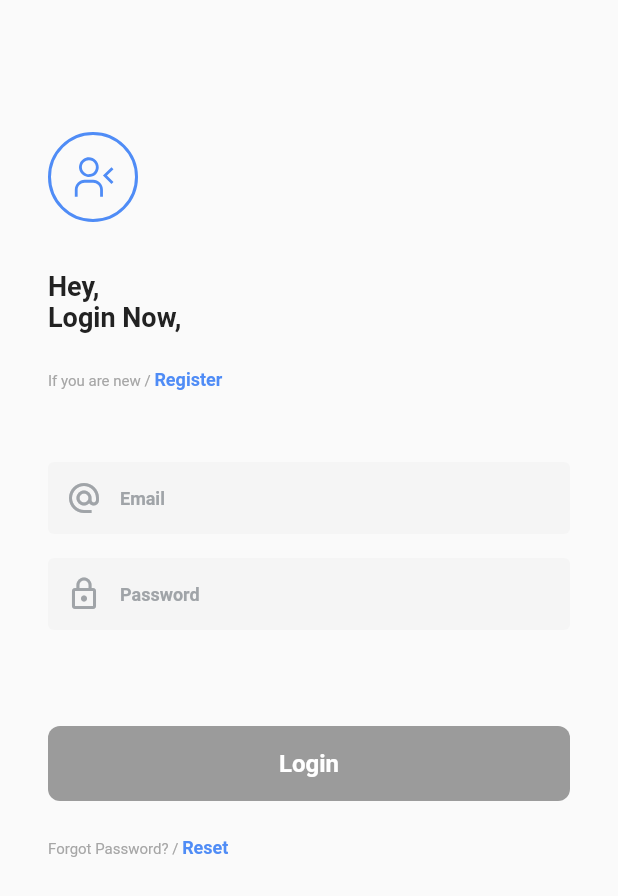
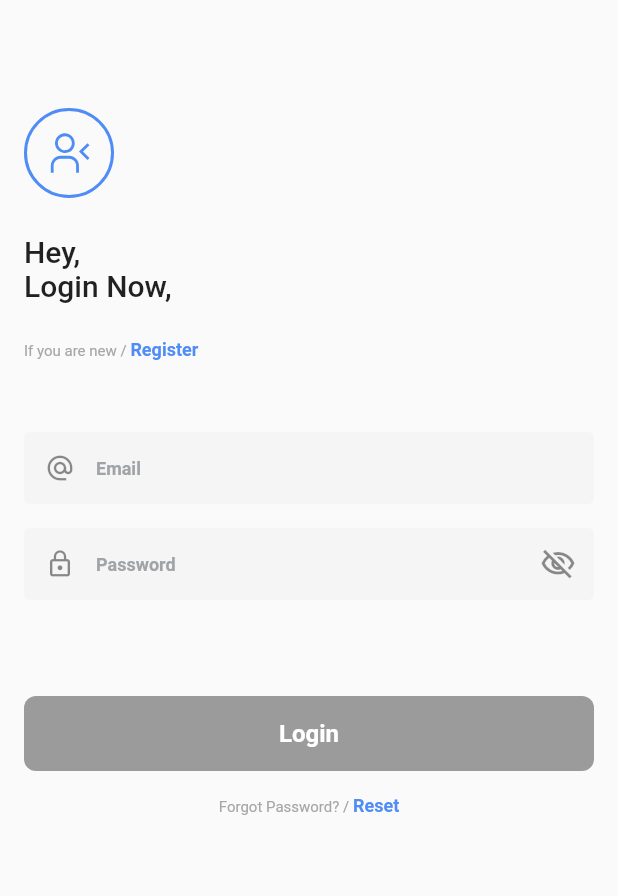
Before and after one commit to im-o/simple-app-flutter-firebase, a Flutter app: the screen it shows after launch, on a phone screen of 412 x 824 dp. Shown: the top 896 px of the screen. Run offline on Flutter 3.47's test engine with Material 2 defaults, Android fonts, the phone set to English and light mode, and no system bars; our stand-ins replace bloc, cloud_firestore, equatable, firebase_auth, firebase_core, flutter_bloc and 2 more; accounts and stored records are empty.

Commit message:
:sparkles: refactor login page to atomic design

```diff
--- a/lib/app.dart
+++ b/lib/app.dart
@@ -1,7 +1,8 @@
 import 'package:firebase_user/data/repositories/auth_repository.dart';
-import 'package:firebase_user/presentation/pages/login/login_email.dart';
 import 'package:flutter/material.dart';
 import 'package:flutter_bloc/flutter_bloc.dart';
+
+import 'features/auth/presentation/pages/login_email/page.dart';
 
 class App extends StatelessWidget {
   const App({
--- /dev/null
+++ b/lib/features/auth/presentation/blocs/blocs.dart
@@ -0,0 +1 @@
+export 'login_email/login_email_bloc.dart';
--- /dev/null
+++ b/lib/features/auth/presentation/pages/login_email/page.dart
@@ -0,0 +1,59 @@
+import 'package:firebase_user/data/repositories/auth_repository.dart';
+import 'package:firebase_user/utils/widget_util.dart';
+import 'package:flutter/material.dart';
+import 'package:flutter_bloc/flutter_bloc.dart';
+import 'package:formz/formz.dart';
+
+import '../../../../../core/core.dart';
+import '../../../../../presentation/pages/dashboard/dashboard.dart';
+import '../../blocs/blocs.dart';
+import 'sections/sections.dart';
+
+class LoginEmailPage extends StatefulWidget {
+  const LoginEmailPage({Key? key}) : super(key: key);
+
+  @override
+  _LoginEmailPageState createState() => _LoginEmailPageState();
+}
+
+class _LoginEmailPageState extends State<LoginEmailPage> {
+  @override
+  Widget build(BuildContext context) {
+    return BlocProvider(
+      create: (context) => LoginEmailBloc(context.read<AuthRepository>()),
+      child: Scaffold(
+        appBar: AppBar(
+          backgroundColor: Colors.transparent,
+          elevation: 0.0,
+        ),
+        body: _buildBody(),
+      ),
+    );
+  }
+
+  Widget _buildBody() {
+    return BlocListener<LoginEmailBloc, LoginEmailState>(
+      listener: (context, state) {
+        final status = state.status;
+        if (status.isSubmissionSuccess) {
+          Navigator.of(context).push(MaterialPageRoute(
+            builder: (context) => const DashboardPage(),
+          ));
+        }
+        if (status.isSubmissionFailure) {
+          showSnackBar(context, state.failure.toString());
+        }
+      },
+      child: ListView(
+        padding: const EdgeInsets.all(Dimens.dp16),
+        physics: const BouncingScrollPhysics(),
+        children: const [
+          HeaderSection(),
+          FormSection(),
+          SizedBox(height: Dimens.dp64),
+          BottomSection()
+        ],
+      ),
+    );
+  }
+}
--- /dev/null
+++ b/lib/features/auth/presentation/pages/login_email/sections/bottom_section.dart
@@ -0,0 +1,80 @@
+import 'dart:developer';
+
+import 'package:flutter/gestures.dart';
+import 'package:flutter/material.dart';
+import 'package:flutter_bloc/flutter_bloc.dart';
+import 'package:formz/formz.dart';
+
+import '../../../../../../core/core.dart';
+import '../../../../../../utils/utils.dart';
+import '../../../blocs/login_email/login_email_bloc.dart';
+
+class BottomSection extends StatelessWidget {
+  const BottomSection({Key? key}) : super(key: key);
+
+  @override
+  Widget build(BuildContext context) {
+    return Column(
+      children: [
+        _buttonSignIn(context),
+        const SizedBox(height: Dimens.dp16),
+        _textForgotPassword(context),
+      ],
+    );
+  }
+
+  Widget _buttonSignIn(BuildContext context) {
+    return BlocBuilder<LoginEmailBloc, LoginEmailState>(
+      builder: (context, state) {
+        return state.status.isSubmissionInProgress
+            ? const CircularProgressIndicator()
+            : ElevatedButton(
+                child: const Text("Login"),
+                style: ElevatedButton.styleFrom(
+                  textStyle: TextUtil.textStyle18.copyWith(fontSize: 16),
+                  primary: state.status.isValidated
+                      ? ColorUtil.colorPrimary
+                      : Theme.of(context).disabledColor,
+                  fixedSize: Size(MediaQuery.of(context).size.width, 50.0),
+                  elevation: 0.0,
+                  shape: const RoundedRectangleBorder(
+                    borderRadius: BorderRadius.all(Radius.circular(8.0)),
+                  ),
+                ),
+                onPressed: state.status.isValidated
+                    ? () => {
+                          context
+                              .read<LoginEmailBloc>()
+                              .add(const LoginEmailSubmitted())
+                        }
+                    : () {},
+              );
+      },
+    );
+  }
+
+  Widget _textForgotPassword(BuildContext context) {
+    return RichText(
+      text: TextSpan(
+        text: "Forgot Password? / ",
+        style: TextUtil.textStyle10.copyWith(color: ColorUtil.black300),
+        children: [
+          TextSpan(
+              text: "Reset",
+              style: TextUtil.textStyle12.copyWith(
+                fontWeight: FontWeight.bold,
+                color: ColorUtil.colorPrimary,
+                decorationColor: ColorUtil.colorPrimary,
+                decorationThickness: 2,
+                decorationStyle: TextDecorationStyle.solid,
+              ),
+              recognizer: TapGestureRecognizer()
+                ..onTap = () {
+                  log("Testing xxx1");
+                  showSnackBar(context, "Reset testing");
+                }),
+        ],
+      ),
+    );
+  }
+}
--- /dev/null
+++ b/lib/features/auth/presentation/pages/login_email/sections/form_section.dart
@@ -0,0 +1,38 @@
+import 'package:flutter/material.dart';
+import 'package:flutter_bloc/flutter_bloc.dart';
+
+import '../../../../../../core/core.dart';
+import '../../../blocs/blocs.dart';
+
+class FormSection extends StatelessWidget {
+  const FormSection({Key? key}) : super(key: key);
+
+  @override
+  Widget build(BuildContext context) {
+    return BlocBuilder<LoginEmailBloc, LoginEmailState>(
+        builder: (context, state) {
+      return Column(
+        crossAxisAlignment: CrossAxisAlignment.stretch,
+        children: [
+          RegularInput(
+            hintText: 'Email',
+            prefixIcon: Icons.alternate_email,
+            inputType: TextInputType.emailAddress,
+            onChange: (v) => context
+                .read<LoginEmailBloc>()
+                .add(LoginEmailEmailChanged(email: v)),
+            errorText: state.email.invalid ? 'Email is invalid' : null,
+          ),
+          const SizedBox(height: Dimens.dp16),
+          PasswordInput(
+            hintText: 'Password',
+            errorText: state.password.invalid ? 'Password is invalid' : null,
+            onChange: (v) => context
+                .read<LoginEmailBloc>()
+                .add(LoginEmailPasswordChanged(password: v)),
+          ),
+        ],
+      );
+    });
+  }
+}
--- /dev/null
+++ b/lib/features/auth/presentation/pages/login_email/sections/header_section.dart
@@ -0,0 +1,55 @@
+import 'package:flutter/gestures.dart';
+import 'package:flutter/material.dart';
+import 'package:flutter_svg/svg.dart';
+
+import '../../../../../../core/core.dart';
+import '../../../../../../presentation/pages/register/register_email.dart';
+import '../../../../../../utils/utils.dart';
+
+class HeaderSection extends StatelessWidget {
+  const HeaderSection({Key? key}) : super(key: key);
+
+  @override
+  Widget build(BuildContext context) {
+    return Column(
+      crossAxisAlignment: CrossAxisAlignment.start,
+      children: [
+        SvgPicture.asset(MainAssets.loginHeaderSvg),
+        const SizedBox(height: Dimens.dp24),
+        const TitleText('Hey,\nLogin Now,'),
+        const SizedBox(height: Dimens.dp24),
+        _textRegister(context),
+      ],
+    );
+  }
+
+  Widget _textRegister(BuildContext context) {
+    return Container(
+      alignment: Alignment.topLeft,
+      margin: const EdgeInsets.only(bottom: 48.0),
+      child: RichText(
+        text: TextSpan(
+          text: "If you are new / ",
+          style: TextUtil.textStyle10.copyWith(color: ColorUtil.black300),
+          children: [
+            TextSpan(
+                text: "Register",
+                style: TextUtil.textStyle12.copyWith(
+                  fontWeight: FontWeight.bold,
+                  color: ColorUtil.colorPrimary,
+                  decorationColor: ColorUtil.colorPrimary,
+                  decorationThickness: 2,
+                  decorationStyle: TextDecorationStyle.solid,
+                ),
+                recognizer: TapGestureRecognizer()
+                  ..onTap = () {
+                    Navigator.of(context).push(MaterialPageRoute(
+                      builder: (context) => const RegisterEmailPage(),
+                    ));
+                  }),
+          ],
+        ),
+      ),
+    );
+  }
+}
--- /dev/null
+++ b/lib/features/auth/presentation/pages/login_email/sections/sections.dart
@@ -0,0 +1,3 @@
+export 'bottom_section.dart';
+export 'form_section.dart';
+export 'header_section.dart';
--- /dev/null
+++ b/lib/features/auth/presentation/pages/pages.dart
@@ -0,0 +1 @@
+export 'login_email/page.dart';
--- /dev/null
+++ b/lib/features/auth/presentation/presentation.dart
@@ -0,0 +1 @@
+export 'pages/pages.dart';
```
